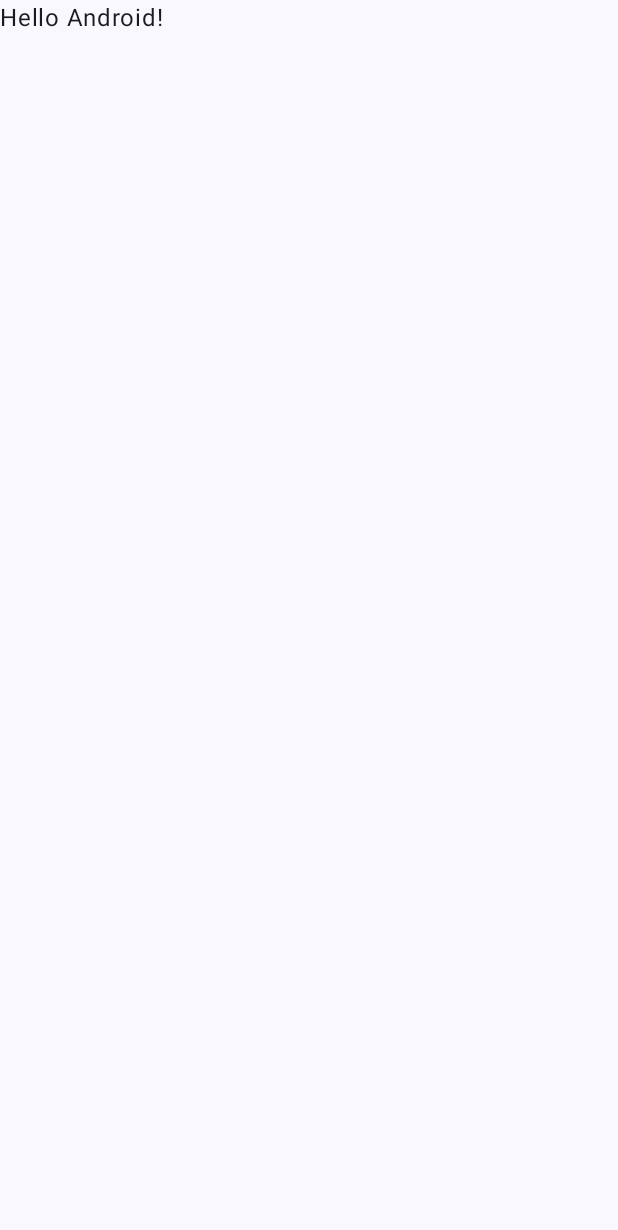
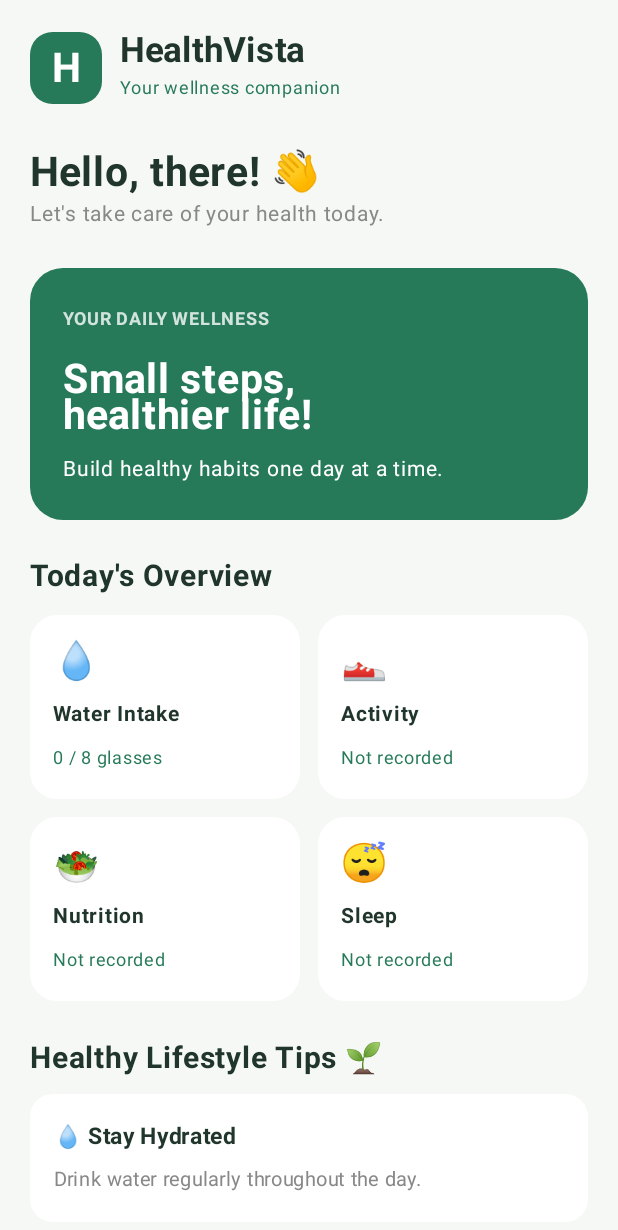
Before and after one commit to sanskruti01study-hub/HealthVista, an Android app built with Jetpack Compose: the screen it shows after launch (MainActivity), on a phone screen of 412 x 824 dp. Before the commit the part shown is almost empty. Shown: the top 1230 px of the screen. Run offline under Robolectric (Android 15) with nearby library versions, the phone set to English and light mode, and no system bars.

Commit message:
Refactor MainActivity with new HealthVistaApp layout
Refactored MainActivity to implement HealthVistaApp composable with a new layout and removed the Greeting function. Added WellnessCard and TipCard composables for displaying wellness information.

```diff
--- a/app/src/main/java/com/healthvista/app/MainActivity.kt
+++ b/app/src/main/java/com/healthvista/app/MainActivity.kt
@@ -3,45 +3,196 @@ package com.healthvista.app
 import android.os.Bundle
 import androidx.activity.ComponentActivity
 import androidx.activity.compose.setContent
-import androidx.activity.enableEdgeToEdge
-import androidx.compose.foundation.layout.fillMaxSize
-import androidx.compose.foundation.layout.padding
-import androidx.compose.material3.Scaffold
-import androidx.compose.material3.Text
+import androidx.compose.foundation.background
+import androidx.compose.foundation.layout.*
+import androidx.compose.foundation.rememberScrollState
+import androidx.compose.foundation.shape.RoundedCornerShape
+import androidx.compose.foundation.verticalScroll
+import androidx.compose.material3.*
 import androidx.compose.runtime.Composable
+import androidx.compose.ui.Alignment
 import androidx.compose.ui.Modifier
-import androidx.compose.ui.tooling.preview.Preview
+import androidx.compose.ui.graphics.Color
+import androidx.compose.ui.text.font.FontWeight
+import androidx.compose.ui.unit.dp
+import androidx.compose.ui.unit.sp
 import com.healthvista.app.ui.theme.HealthVistaTheme
+
+private val Green = Color(0xFF267A59)
+private val Background = Color(0xFFF5F8F4)
+private val Dark = Color(0xFF20352B)
 
 class MainActivity : ComponentActivity() {
     override fun onCreate(savedInstanceState: Bundle?) {
         super.onCreate(savedInstanceState)
-        enableEdgeToEdge()
         setContent {
             HealthVistaTheme {
-                Scaffold(modifier = Modifier.fillMaxSize()) { innerPadding ->
-                    Greeting(
-                        name = "Android",
-                        modifier = Modifier.padding(innerPadding)
-                    )
-                }
+                HealthVistaApp()
             }
         }
     }
 }
 
 @Composable
-fun Greeting(name: String, modifier: Modifier = Modifier) {
-    Text(
-        text = "Hello $name!",
-        modifier = modifier
-    )
+fun HealthVistaApp() {
+    Column(
+        modifier = Modifier
+            .fillMaxSize()
+            .background(Background)
+            .verticalScroll(rememberScrollState())
+            .padding(20.dp)
+    ) {
+        Row(verticalAlignment = Alignment.CenterVertically) {
+            Box(
+                modifier = Modifier
+                    .size(48.dp)
+                    .background(Green, RoundedCornerShape(15.dp)),
+                contentAlignment = Alignment.Center
+            ) {
+                Text("H", color = Color.White, fontSize = 27.sp,
+                    fontWeight = FontWeight.Bold)
+            }
+
+            Spacer(modifier = Modifier.width(12.dp))
+
+            Column {
+                Text("HealthVista", fontSize = 23.sp,
+                    fontWeight = FontWeight.Bold, color = Dark)
+                Text("Your wellness companion",
+                    fontSize = 12.sp, color = Green)
+            }
+        }
+
+        Spacer(modifier = Modifier.height(28.dp))
+
+        Text("Hello, there! 👋",
+            fontSize = 27.sp, fontWeight = FontWeight.Bold, color = Dark)
+
+        Text("Let's take care of your health today.",
+            fontSize = 14.sp, color = Color.Gray)
+
+        Spacer(modifier = Modifier.height(24.dp))
+
+        Card(
+            colors = CardDefaults.cardColors(
+                containerColor = Green
+            ),
+            shape = RoundedCornerShape(22.dp),
+            modifier = Modifier.fillMaxWidth()
+        ) {
+            Column(modifier = Modifier.padding(22.dp)) {
+                Text("YOUR DAILY WELLNESS",
+                    color = Color.White.copy(alpha = 0.8f),
+                    fontSize = 12.sp, fontWeight = FontWeight.Bold)
+
+                Spacer(modifier = Modifier.height(12.dp))
+
+                Text("Small steps,\nhealthier life!",
+                    color = Color.White, fontSize = 27.sp,
+                    fontWeight = FontWeight.Bold)
+
+                Spacer(modifier = Modifier.height(8.dp))
+
+                Text("Build healthy habits one day at a time.",
+                    color = Color.White, fontSize = 14.sp)
+            }
+        }
+
+        Spacer(modifier = Modifier.height(25.dp))
+
+        Text("Today's Overview", fontSize = 20.sp,
+            fontWeight = FontWeight.Bold, color = Dark)
+
+        Spacer(modifier = Modifier.height(14.dp))
+
+        Row(horizontalArrangement = Arrangement.spacedBy(12.dp)) {
+            WellnessCard("💧", "Water Intake", "0 / 8 glasses",
+                Modifier.weight(1f))
+            WellnessCard("👟", "Activity", "Not recorded",
+                Modifier.weight(1f))
+        }
+
+        Spacer(modifier = Modifier.height(12.dp))
+
+        Row(horizontalArrangement = Arrangement.spacedBy(12.dp)) {
+            WellnessCard("🥗", "Nutrition", "Not recorded",
+                Modifier.weight(1f))
+            WellnessCard("😴", "Sleep", "Not recorded",
+                Modifier.weight(1f))
+        }
+
+        Spacer(modifier = Modifier.height(26.dp))
+
+        Text("Healthy Lifestyle Tips 🌱",
+            fontSize = 20.sp, fontWeight = FontWeight.Bold,
+            color = Dark)
+
+        Spacer(modifier = Modifier.height(12.dp))
+
+        TipCard("💧 Stay Hydrated",
+            "Drink water regularly throughout the day.")
+
+        TipCard("🥦 Eat Balanced Meals",
+            "Include fruits, vegetables and nutritious foods.")
+
+        TipCard("🚶 Keep Moving",
+            "Try walking and regular physical activity.")
+
+        TipCard("🌙 Sleep Well",
+            "Maintain a consistent sleep schedule.")
+
+        Spacer(modifier = Modifier.height(25.dp))
+
+        Text("HealthVista • Your health, your journey ❤️",
+            fontSize = 13.sp, color = Green,
+            modifier = Modifier.align(Alignment.CenterHorizontally))
+
+        Spacer(modifier = Modifier.height(15.dp))
+    }
 }
 
-@Preview(showBackground = true)
 @Composable
-fun GreetingPreview() {
-    HealthVistaTheme {
-        Greeting("Android")
+fun WellnessCard(
+    emoji: String,
+    title: String,
+    value: String,
+    modifier: Modifier = Modifier
+) {
+    Card(
+        modifier = modifier,
+        shape = RoundedCornerShape(18.dp),
+        colors = CardDefaults.cardColors(
+            containerColor = Color.White
+        )
+    ) {
+        Column(modifier = Modifier.padding(15.dp)) {
+            Text(emoji, fontSize = 25.sp)
+            Spacer(modifier = Modifier.height(9.dp))
+            Text(title, fontWeight = FontWeight.Bold,
+                color = Dark, fontSize = 14.sp)
+            Spacer(modifier = Modifier.height(5.dp))
+            Text(value, color = Green, fontSize = 12.sp)
+        }
     }
 }
+
+@Composable
+fun TipCard(title: String, description: String) {
+    Card(
+        modifier = Modifier
+            .fillMaxWidth()
+            .padding(bottom = 10.dp),
+        shape = RoundedCornerShape(15.dp),
+        colors = CardDefaults.cardColors(
+            containerColor = Color.White
+        )
+    ) {
+        Column(modifier = Modifier.padding(16.dp)) {
+            Text(title, fontSize = 15.sp,
+                fontWeight = FontWeight.Bold, color = Dark)
+            Spacer(modifier = Modifier.height(5.dp))
+            Text(description, fontSize = 13.sp,
+                color = Color.Gray)
+        }
+    }
+}
```
